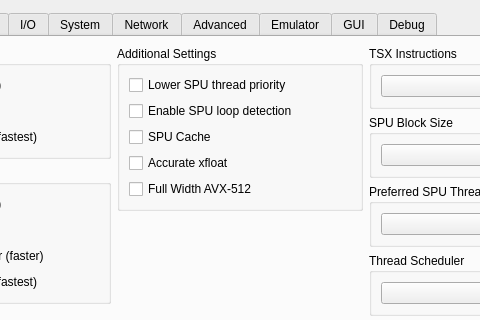
Old version of the form rpcs3/rpcs3qt/settings_dialog.ui in the repository Napper64/rpcs3; both pictures show x 158 to 638 and y 0 to 320 of the 796 by 744 pixel window.
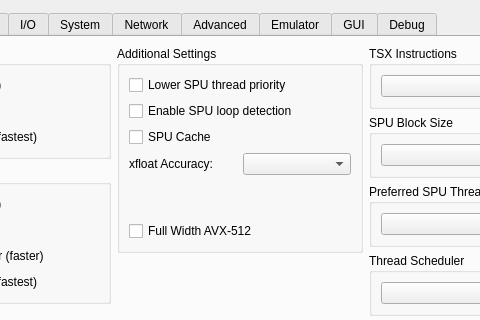
New version of the form. The open tabs and pages were chosen to show the change. Icons and pictures are not drawn.

Commit message: Allow changing approximate xfloat through the UI

Diff of the .ui file:
```diff
--- a/rpcs3/rpcs3qt/settings_dialog.ui
+++ b/rpcs3/rpcs3qt/settings_dialog.ui
@@ -165,11 +165,31 @@
                </widget>
               </item>
               <item>
-               <widget class="QCheckBox" name="accurateXFloat">
-                <property name="text">
-                 <string>Accurate xfloat</string>
+               <layout class="QHBoxLayout" name="horizontalLayout">
+                <item>
+                 <widget class="QLabel" name="lbl_xfloaAccuracy">
+                  <property name="text">
+                   <string>xfloat Accuracy:</string>
+                  </property>
+                 </widget>
+                </item>
+                <item>
+                 <widget class="QComboBox" name="xfloatAccuracy"/>
+                </item>
+               </layout>
+              </item>
+              <item>
+               <spacer name="verticalSpacer_24">
+                <property name="orientation">
+                 <enum>Qt::Vertical</enum>
                 </property>
-               </widget>
+                <property name="sizeHint" stdset="0">
+                 <size>
+                  <width>20</width>
+                  <height>40</height>
+                 </size>
+                </property>
+               </spacer>
               </item>
               <item>
                <widget class="QCheckBox" name="fullWidthAVX512">
```
The commit also changes 2 other files.
